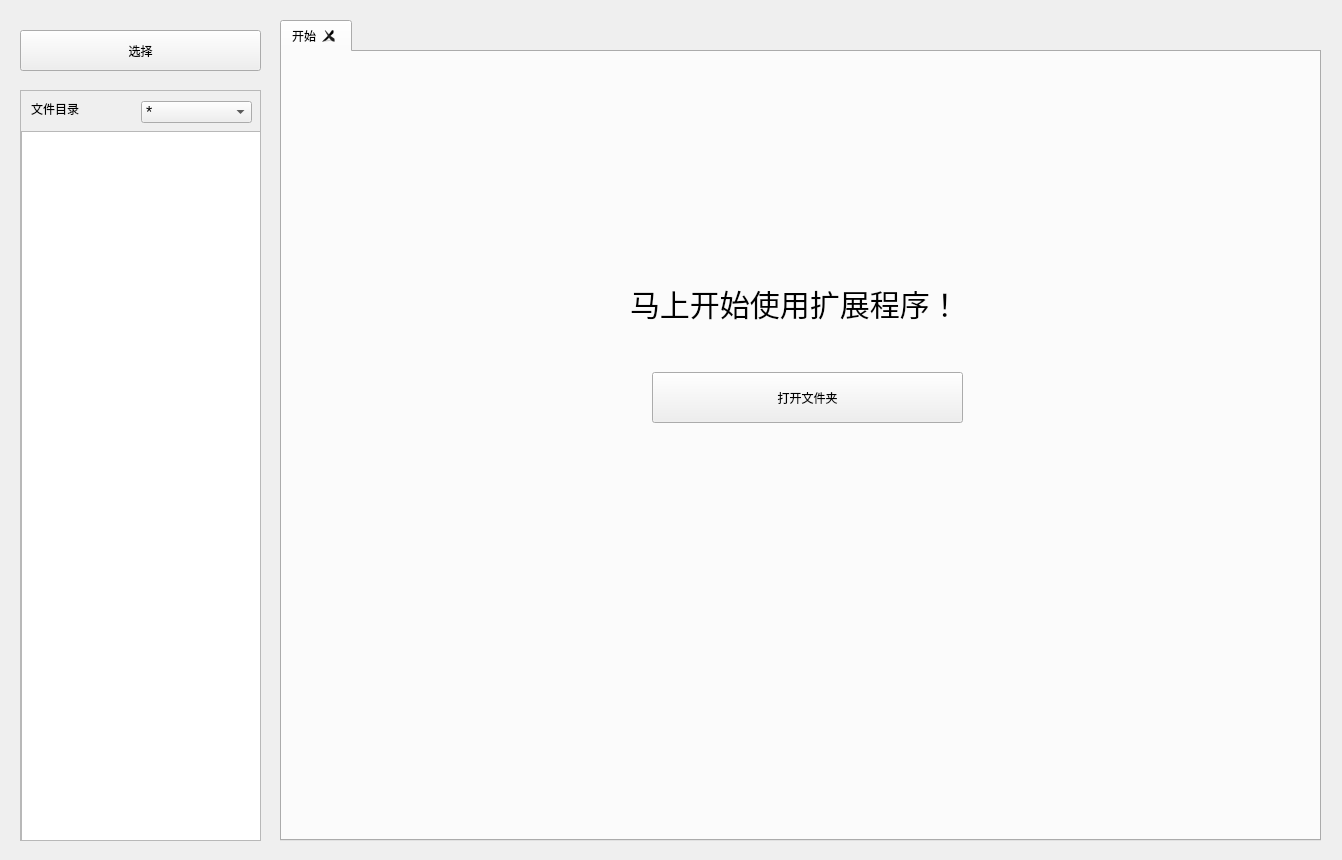
Qt form UI/extentDetect/extentWidget.ui (Whitepinkwolf/Code-Reviewer-Porject) before a commit.
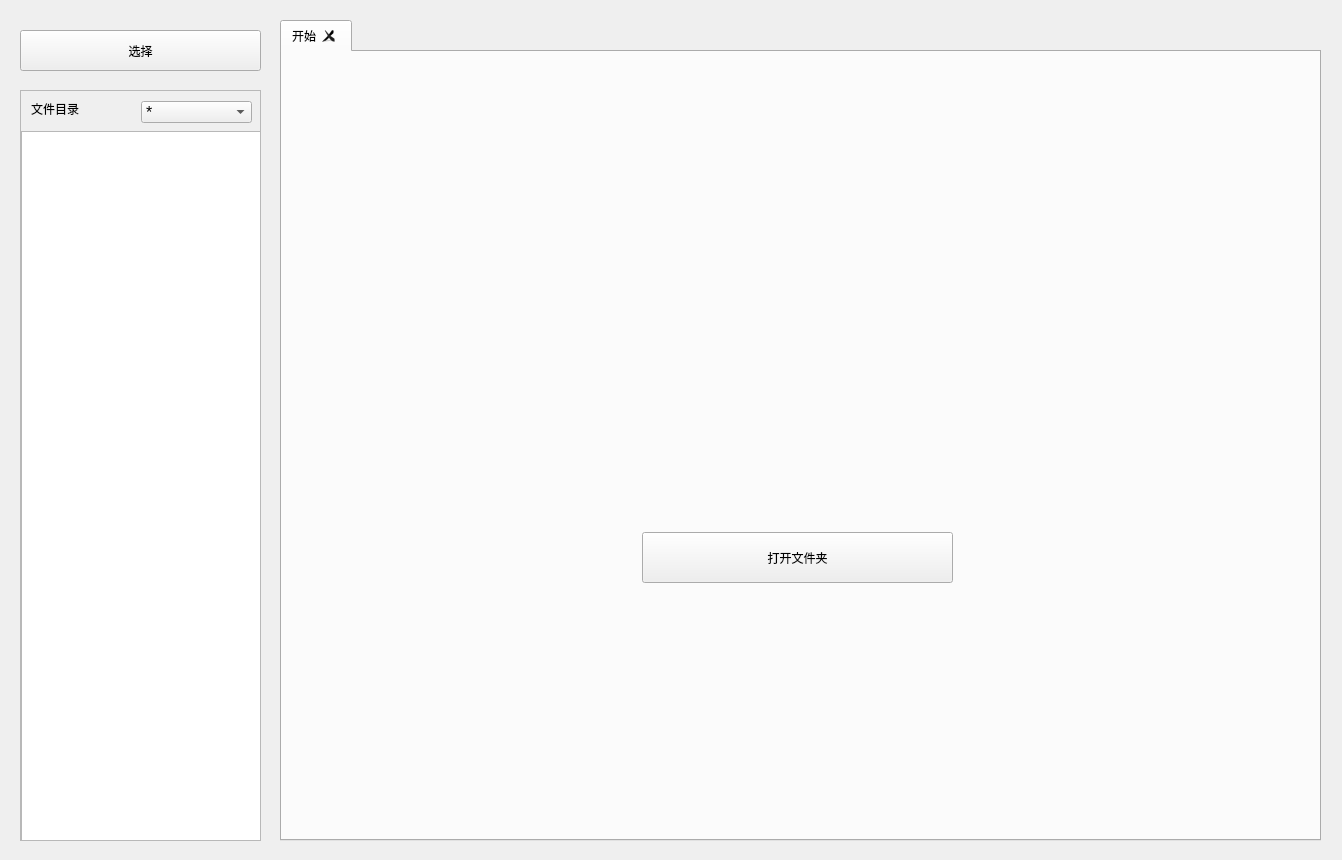
The same form after that commit. Custom widgets are drawn as their Qt base class.

Diff of the .ui file:
```diff
--- a/UI/extentDetect/extentWidget.ui
+++ b/UI/extentDetect/extentWidget.ui
@@ -55,10 +55,10 @@
     <widget class="QLabel" name="label_2">
      <property name="geometry">
       <rect>
-       <x>348</x>
-       <y>210</y>
-       <width>371</width>
-       <height>81</height>
+       <x>38</x>
+       <y>110</y>
+       <width>961</width>
+       <height>401</height>
       </rect>
      </property>
      <property name="styleSheet">
@@ -68,14 +68,14 @@
 }</string>
      </property>
      <property name="text">
-      <string>马上开始使用扩展程序！</string>
+      <string/>
      </property>
     </widget>
     <widget class="QPushButton" name="OpenPushButton">
      <property name="geometry">
       <rect>
-       <x>370</x>
-       <y>320</y>
+       <x>360</x>
+       <y>480</y>
        <width>311</width>
        <height>51</height>
       </rect>
```
Left out of the diff: 2 changed lines with no effect on the pictures.
